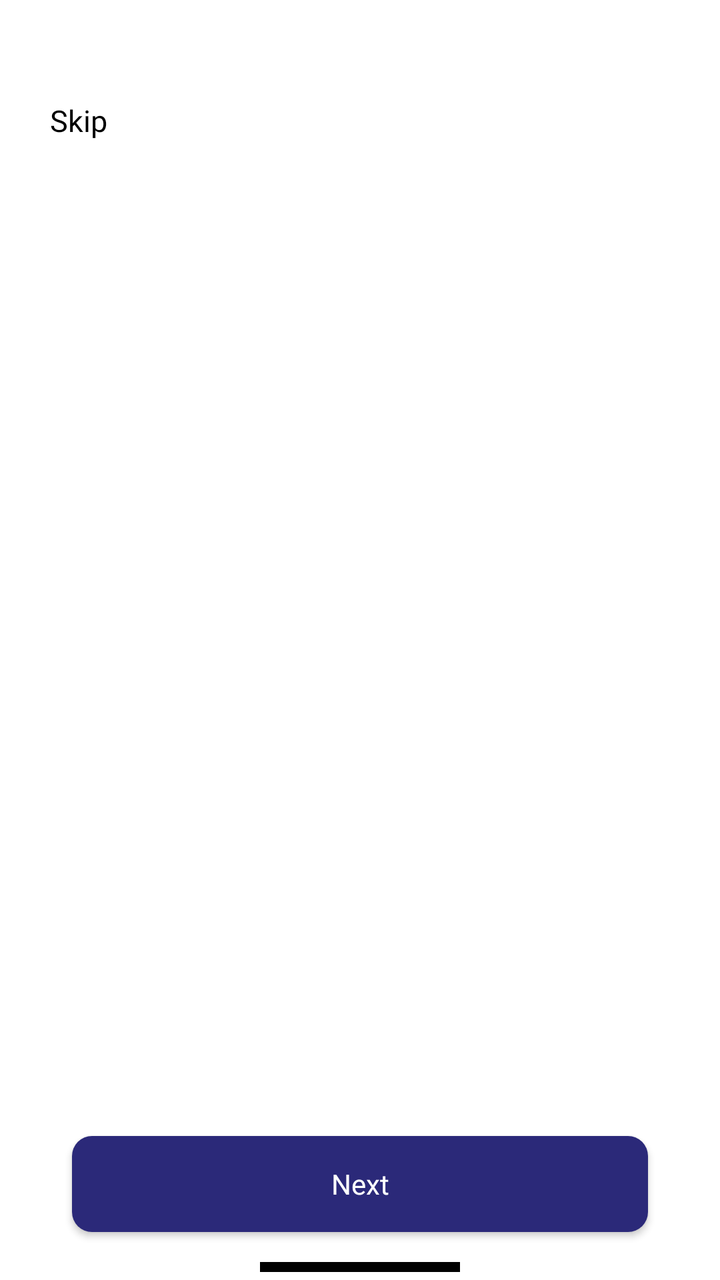
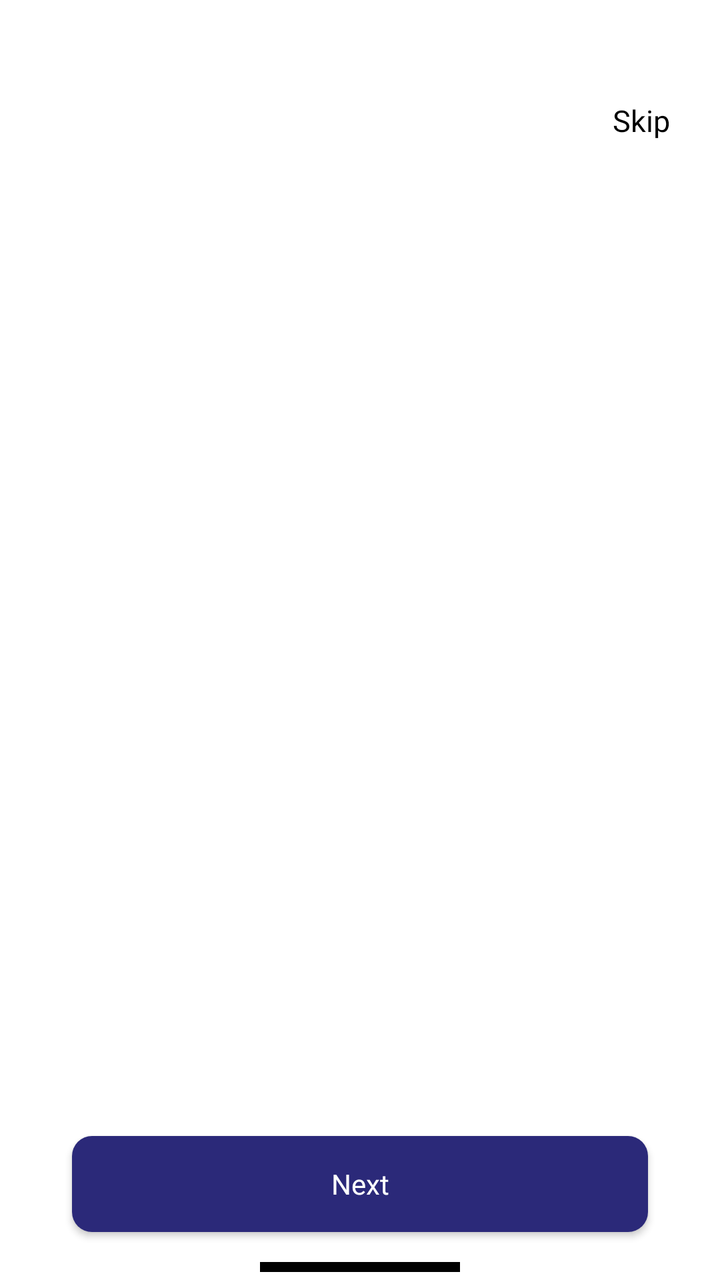

Before-and-after screenshots of an Android layout around one commit, followed by the original layout XML and the change that was made.
<!-- AndroidManifest.xml: application theme Theme.NewDesign -->
<!-- res/layout/onboardingfragment.xml -->
<?xml version="1.0" encoding="utf-8"?>
<androidx.constraintlayout.widget.ConstraintLayout
    xmlns:android="http://schemas.android.com/apk/res/android"
    xmlns:app="http://schemas.android.com/apk/res-auto"
    xmlns:tools="http://schemas.android.com/tools"
    android:layout_width="match_parent"
    android:layout_height="match_parent"
    android:background="@color/white"
    tools:context=".fragment.splash.ChooseLanguageFragment">

    
    
    
    
    
    
    

    
    
    


    

    
    
    
    
    
    
    
    



    
    
    
    
    
    
    
    
    
    

    
    
    
    
    
    
    
    
    
    
    
    

    
    
    
    
    
    
    
    
    
    
    
    
    
    


    
    

    




    <androidx.viewpager2.widget.ViewPager2
        android:id="@+id/vp_container"
        android:layout_width="0dp"
        android:layout_height="wrap_content"
        app:layout_constraintEnd_toEndOf="parent"
        app:layout_constraintStart_toStartOf="parent"
        app:layout_constraintTop_toTopOf="parent"
         />

    <androidx.appcompat.widget.AppCompatTextView
        android:id="@+id/tv_skip"
        android:layout_width="wrap_content"
        android:layout_height="wrap_content"
        android:layout_marginTop="50dp"
        android:layout_marginStart="25dp"
        android:fontFamily="@font/avenirltstd_black"
        android:text="@string/skip"
        android:textColor="@color/black"
        android:textSize="15sp"
        app:layout_constraintStart_toStartOf="@+id/vp_container"
        app:layout_constraintTop_toTopOf="@+id/vp_container" />


    <androidx.appcompat.widget.AppCompatButton
        android:id="@+id/next"
        android:layout_width="0dp"
        android:layout_height="wrap_content"
        android:layout_marginTop="30dp"
        android:layout_marginBottom="15dp"
        android:textAllCaps="false"
        android:background="@drawable/bg_chooselang_button"
        android:fontFamily="@font/avenirltstd_black"
        android:text="@string/next"
        android:textColor="@color/white"
        android:textSize="14sp"
        app:layout_constraintBottom_toTopOf="@+id/imageView"
        app:layout_constraintEnd_toEndOf="parent"
        app:layout_constraintStart_toStartOf="parent"
        app:layout_constraintWidth_percent=".8"

        />

    <ImageView
        android:id="@+id/imageView"
        android:layout_width="100dp"
        android:layout_height="5dp"
        android:layout_marginTop="15dp"
        android:layout_marginBottom="4dp"
        android:adjustViewBounds="true"
        android:background="@color/black"
        app:layout_constraintBottom_toBottomOf="parent"
        app:layout_constraintEnd_toEndOf="parent"
        app:layout_constraintStart_toStartOf="parent" />

</androidx.constraintlayout.widget.ConstraintLayout>
<!-- resources referenced by this layout -->
<resources>
  <color name="black">#FF000000</color>
  <color name="white">#FFFFFFFF</color>
  <!-- drawable bg_chooselang_button (drawable) -->
  <?xml version="1.0" encoding="utf-8"?>
  <shape xmlns:android="http://schemas.android.com/apk/res/android"
      android:shape="rectangle"
      >
  
      <corners android:radius="10dp"/>
      <solid android:color="@color/blue"/>
  
  
  </shape>
  <string name="next">Next</string>
  <string name="skip">Skip</string>
  <style name="Theme.NewDesign" parent="Theme.MaterialComponents.Light.NoActionBar">
          
          <item name="colorPrimary">@color/purple_500</item>
          <item name="colorPrimaryVariant">@color/purple_700</item>
          <item name="colorOnPrimary">@color/white</item>
          
          <item name="colorSecondary">#0639BA</item>
          <item name="colorSecondaryVariant">@color/teal_700</item>
          <item name="colorOnSecondary">@color/black</item>
          
          <item name="android:statusBarColor">?attr/colorPrimaryVariant</item>
          
      </style>
  <color name="blue">#2B2979</color>
  <color name="purple_500">#AEB3BE</color>
  <color name="purple_700">#FF3700B3</color>
  <color name="teal_700">#FF018786</color>
</resources>

<!-- the commit's change to res/layout/onboardingfragment.xml (unified diff, before → after) -->
@@ -96,12 +96,12 @@
         android:layout_width="wrap_content"
         android:layout_height="wrap_content"
         android:layout_marginTop="50dp"
-        android:layout_marginStart="25dp"
+        android:layout_marginEnd="25dp"
         android:fontFamily="@font/avenirltstd_black"
         android:text="@string/skip"
         android:textColor="@color/black"
         android:textSize="15sp"
-        app:layout_constraintStart_toStartOf="@+id/vp_container"
+        app:layout_constraintEnd_toEndOf="@+id/vp_container"
         app:layout_constraintTop_toTopOf="@+id/vp_container" />
 
 
